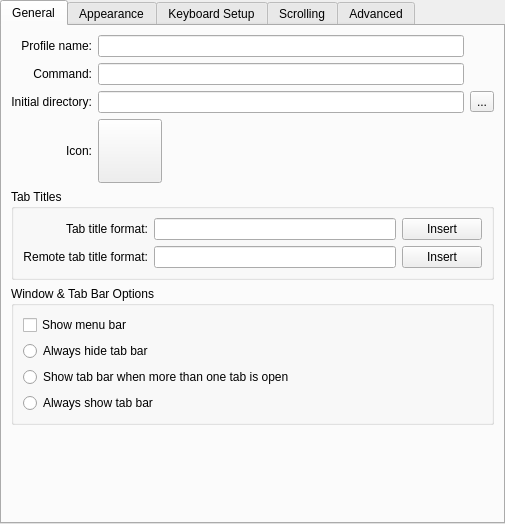
Old version of the form src/EditProfileDialog.ui in the repository KDE/konsole.
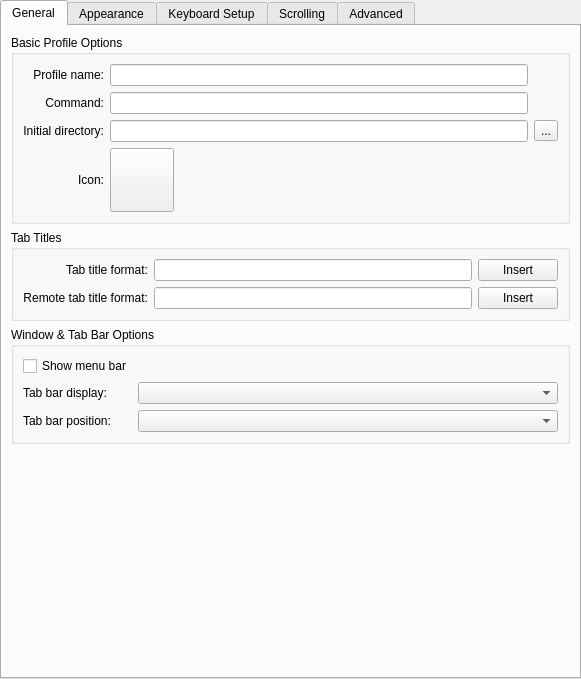
New version of the form. Custom widgets are drawn as their Qt base class.

Commit message: Allow the tab bar position to be specified in the profile editing dialog.  Other tweaks to the profile editing dialog.

Diff of the .ui file:
```diff
--- a/src/EditProfileDialog.ui
+++ b/src/EditProfileDialog.ui
@@ -5,8 +5,8 @@
    <rect>
     <x>0</x>
     <y>0</y>
-    <width>505</width>
-    <height>524</height>
+    <width>581</width>
+    <height>679</height>
    </rect>
   </property>
   <property name="windowTitle" >
@@ -37,6 +37,15 @@
       <attribute name="title" >
        <string>General</string>
       </attribute>
+      <layout class="QVBoxLayout" >
+       <item>
+        <widget class="QGroupBox" name="groupBox_10" >
+         <property name="title" >
+          <string>Basic Profile Options</string>
+         </property>
+         <property name="flat" >
+          <bool>true</bool>
+         </property>
       <layout class="QGridLayout" >
        <item row="0" column="0" >
         <widget class="QLabel" name="profileNameLabel" >
@@ -156,7 +165,10 @@
          </property>
         </spacer>
        </item>
-       <item row="5" column="0" colspan="4" >
+         </layout>
+        </widget>
+       </item>
+       <item>
         <widget class="QGroupBox" name="groupBox_5" >
          <property name="title" >
           <string>Tab Titles</string>
@@ -222,7 +234,7 @@
          </layout>
         </widget>
        </item>
-       <item row="6" column="0" colspan="4" >
+       <item>
         <widget class="QGroupBox" name="groupBox_2" >
          <property name="title" >
           <string>Window &amp;&amp; Tab Bar Options</string>
@@ -230,8 +242,8 @@
          <property name="flat" >
           <bool>true</bool>
          </property>
-         <layout class="QVBoxLayout" >
-          <item>
+         <layout class="QGridLayout" >
+          <item row="0" column="0" >
            <widget class="QCheckBox" name="showMenuBarButton" >
             <property name="toolTip" >
              <string>Show or hide the menu bar in terminal windows using this profile</string>
@@ -241,48 +253,52 @@
             </property>
            </widget>
           </item>
-          <item>
-           <widget class="QRadioButton" name="alwaysHideTabBarButton" >
-            <property name="toolTip" >
-             <string>Never show the tab bar</string>
-            </property>
+          <item row="1" column="0" >
+           <widget class="QLabel" name="label_12" >
             <property name="text" >
-             <string>Always hide tab bar</string>
+             <string>Tab bar display:</string>
             </property>
            </widget>
           </item>
-          <item>
-           <widget class="QRadioButton" name="autoShowTabBarButton" >
-            <property name="toolTip" >
-             <string>Hide or show the tab bar automatically depending on the number of tabs open</string>
+          <item row="1" column="1" >
+           <widget class="QComboBox" name="tabBarVisibilityCombo" >
+            <property name="sizePolicy" >
+             <sizepolicy vsizetype="Fixed" hsizetype="Preferred" >
+              <horstretch>1</horstretch>
+              <verstretch>0</verstretch>
+             </sizepolicy>
             </property>
+           </widget>
+          </item>
+          <item row="2" column="0" >
+           <widget class="QLabel" name="label_13" >
             <property name="text" >
-             <string>Show tab bar when more than one tab is open</string>
+             <string>Tab bar position:</string>
             </property>
            </widget>
           </item>
-          <item>
-           <widget class="QRadioButton" name="alwaysShowTabBarButton" >
-            <property name="toolTip" >
-             <string>Always show the tab bar</string>
-            </property>
-            <property name="text" >
-             <string>Always show tab bar</string>
+          <item row="2" column="1" >
+           <widget class="QComboBox" name="tabBarPositionCombo" >
+            <property name="sizePolicy" >
+             <sizepolicy vsizetype="Fixed" hsizetype="Preferred" >
+              <horstretch>1</horstretch>
+              <verstretch>0</verstretch>
+             </sizepolicy>
             </property>
            </widget>
           </item>
          </layout>
         </widget>
        </item>
-       <item row="7" column="0" >
+       <item>
         <spacer>
          <property name="orientation" >
           <enum>Qt::Vertical</enum>
          </property>
          <property name="sizeHint" >
           <size>
-           <width>20</width>
-           <height>40</height>
+           <width>95</width>
+           <height>61</height>
           </size>
          </property>
         </spacer>
```
Left out of the diff: 16 changed lines with no effect on the pictures. Lines whose indentation alone changed are shown as unchanged. The commit also changes 7 other files.
